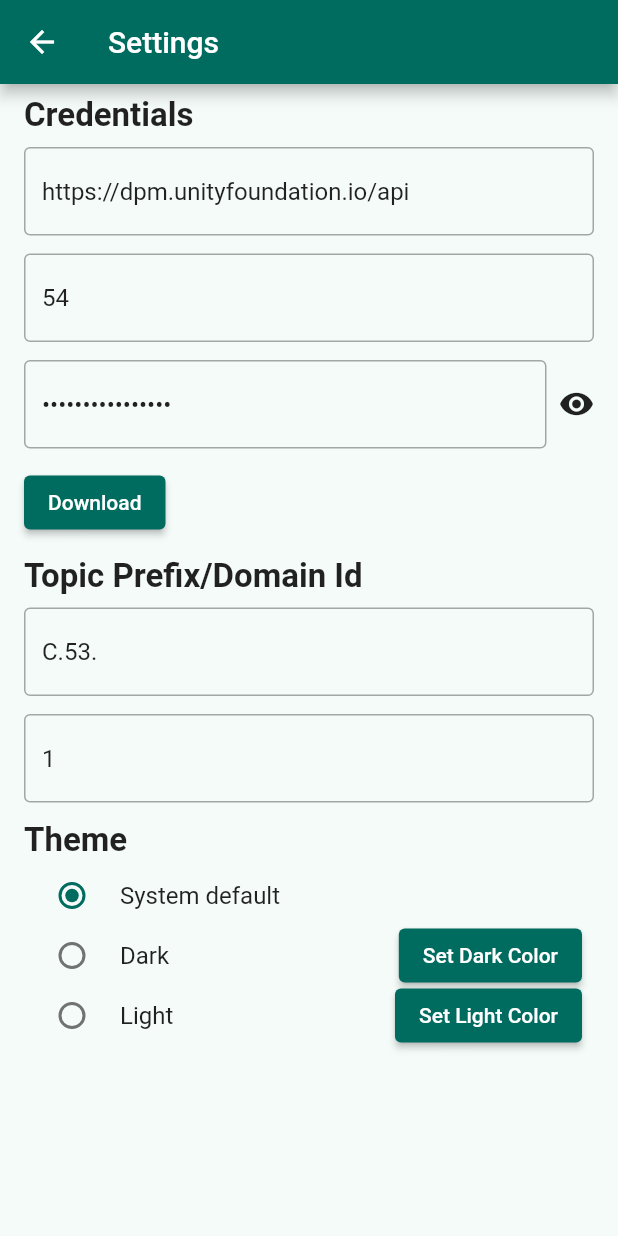
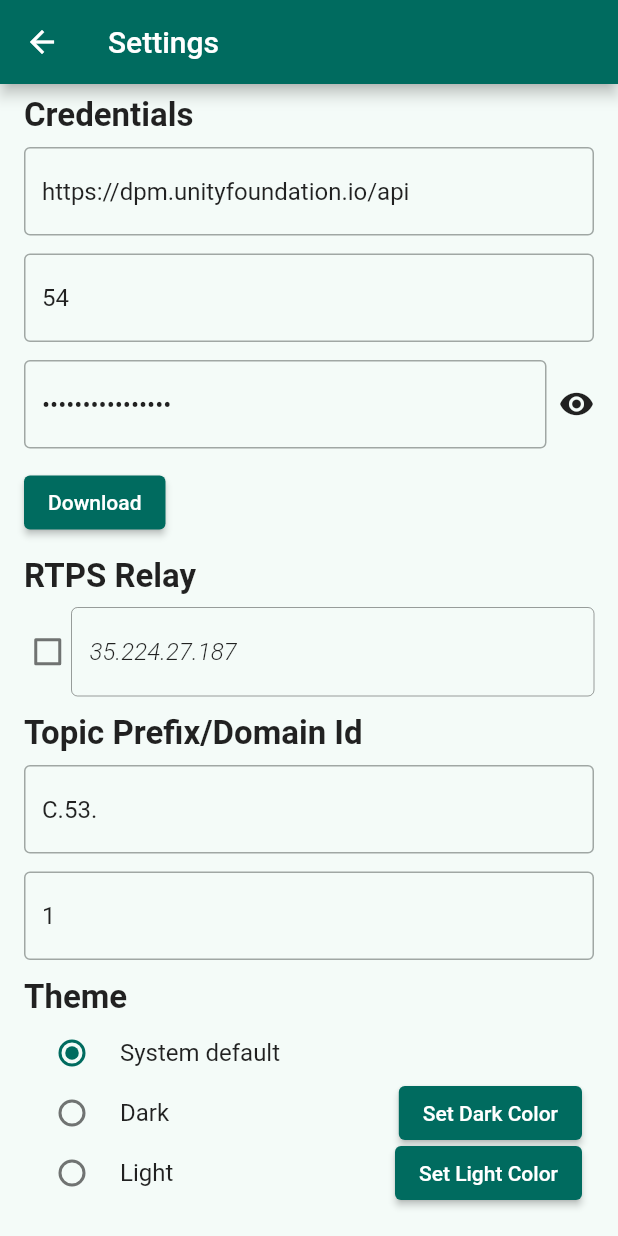
Before and after one commit to OpenDDS/opendds-smart-lock, a Flutter app: the screen it shows after launch, after a tap on the "settings" icon, on a phone screen of 412 x 824 dp. Run offline on Flutter 3.47's test engine with Material 2 defaults, Android fonts, the phone set to English and light mode, and no system bars; our stand-ins replace cookie_jar, dio, dio_cookie_manager, flutter_colorpicker, shared_preferences; missing offline and left inert: dart:ffi, encrypted_shared_preferences, ini.

Commit message:
Added settings for using the RTPS Relay.

```diff
--- a/flutter/smartlock/lib/screens/home.dart
+++ b/flutter/smartlock/lib/screens/home.dart
@@ -158,15 +158,23 @@ class _HomeState extends State<Home> {
   }
 
   Future<void> _restart() async {
-    smartlock_idl.Bridge.shutdown();
+    try {
+      smartlock_idl.Bridge.shutdown();
+    } catch (_) {
+      // Ignore exceptions coming from this call.  If there is an issue with
+      // the bridge, it will be shown when attempting to start it up again.
+    }
     _bridge?.dispose();
     _startBridge();
   }
 
-  void _updateDomainFromINI(String contents) {
+  String _processINI(String contents) {
+    // Create a Config object from the string contents.
     final config = Config.fromString(contents);
+
+    // Search for the domain and update the setting value.
     const String target = "domain/";
-    for(var section in config.sections()) {
+    for (var section in config.sections()) {
       if (section.startsWith(target)) {
         // Update the domain setting with the value in the ini file.
         final int? domainId = int.tryParse(section.substring(target.length));
@@ -178,6 +186,37 @@ class _HomeState extends State<Home> {
         break;
       }
     }
+
+    const String discovery = "rtps_discovery/";
+    const String transport = "transport/";
+    final String relay = Settings.useRelay.value ? "1" : "0";
+    final String relayIP = Settings.relayIP.value;
+    final bool valid = Settings.validateIPAddress(relayIP);
+
+    // If the user wants to use the relay and the IP address is not valid,
+    // let them know that we can't.
+    if (Settings.useRelay.value && !valid) {
+      _snack(
+          "The RTPS Relay IP Address is invalid.  Using the previous value.");
+    }
+
+    // Update the RTPS discovery and transport sections based on the settings.
+    for (var section in config.sections()) {
+      if (section.startsWith(discovery) || section.startsWith(transport)) {
+        // Update the domain setting with the value in the ini file.
+        config.set(section, "UseRtpsRelay", relay);
+        if (Settings.useRelay.value && valid) {
+          if (section.startsWith(discovery)) {
+            config.set(section, "SpdpRtpsRelayAddress", "$relayIP:4444");
+            config.set(section, "SedpRtpsRelayAddress", "$relayIP:4445");
+          } else {
+            config.set(section, "DataRtpsRelayAddress", "$relayIP:4446");
+          }
+        }
+      }
+    }
+
+    return config.toString();
   }
 
   Future<void> _startBridge() async {
@@ -187,8 +226,7 @@ class _HomeState extends State<Home> {
     final String path = documentsDirectory.path;
     final ini = File(join(path, 'opendds_config.ini'));
     final contents = await rootBundle.loadString('assets/opendds_config.ini');
-    ini.writeAsStringSync(contents);
-    _updateDomainFromINI(contents);
+    ini.writeAsStringSync(_processINI(contents));
 
     // Download the certs from the permissions manager.
     final certs = await _downloadCerts(path, false);
--- a/flutter/smartlock/lib/screens/settings.dart
+++ b/flutter/smartlock/lib/screens/settings.dart
@@ -95,6 +95,13 @@ abstract class SimpleSetting<T> extends Setting<T, T> {
   bool valid(T index) => true;
 }
 
+class BoolSetting extends SimpleSetting<bool> {
+  BoolSetting(super.key, super.value);
+
+  @override
+  Future<bool> store(prefs) async => await prefs.setBool(key, access(value));
+}
+
 class IntSetting extends SimpleSetting<int> {
   IntSetting(super.key, super.value);
 
@@ -161,6 +168,8 @@ class Settings extends StatefulWidget {
       StringSetting("apiURL", "https://dpm.unityfoundation.io/api");
   static var topicPrefix = StringSetting("topicPrefix", "C.53.");
   static var domainId = IntSetting("domainId", 1);
+  static var useRelay = BoolSetting("useRelay", false);
+  static var relayIP = StringSetting("relayIP", "35.224.27.187");
 
   static Future<void> load() async {
     await theme.getStored();
@@ -171,6 +180,22 @@ class Settings extends StatefulWidget {
     await apiURL.getStored();
     await topicPrefix.getStored();
     await domainId.getStored();
+    await useRelay.getStored();
+    await relayIP.getStored();
+  }
+
+  static bool validateIPAddress(String value) {
+    final RegExp regex = RegExp(r'^\s*(\d+)\.(\d+)\.(\d+)\.(\d+)');
+    final RegExpMatch? match = regex.firstMatch(value);
+    if (match != null) {
+      for (int i = 0; i < 4; i++) {
+        final int? octet = int.tryParse(match[i + 1]!);
+        if (octet == null || octet < 0 || octet > 255) {
+          return false;
+        }
+      }
+    }
+    return true;
   }
 
   final Function() download;
@@ -182,6 +207,7 @@ class Settings extends StatefulWidget {
 }
 
 class _SettingsState extends State<Settings> {
+  static const int _partialTextFlex = 11;
   Color? _selected;
   bool _restartChanges = false;
   bool _obscurePassword = true;
@@ -195,6 +221,9 @@ class _SettingsState extends State<Settings> {
       TextEditingController(text: Settings.topicPrefix.value);
   final _domainIdController =
       TextEditingController(text: Settings.domainId.value.toString());
+  final _relayIPController =
+      TextEditingController(text: Settings.relayIP.value);
+  TextStyle? _relayIPStyle;
 
   void _updateThemeMode(ThemeMode? value) {
     Settings.theme.setStored(value);
@@ -280,7 +309,39 @@ class _SettingsState extends State<Settings> {
     );
   }
 
+  void _updateRelayStyle() {
+    // Use the text style default color if the IP address is valid.  Use
+    // the theme error color, otherwise.
+    Color? relayIPColor = Settings.validateIPAddress(Settings.relayIP.value)
+        ? null
+        : Theme.of(context).errorColor;
+
+    // If we're using the relay, just use the color.  If we're not using the
+    // relay, make the text italic and a little lighter.
+    TextStyle style;
+    if (Settings.useRelay.value) {
+      style = TextStyle(color: relayIPColor);
+    } else {
+      style = TextStyle(
+        fontWeight: FontWeight.w300,
+        fontStyle: FontStyle.italic,
+        color: relayIPColor,
+      );
+    }
+
+    // The default text style for a TextField is subtitle1.  So, we will use
+    // that and merge in our additional style settings.
+    _relayIPStyle = Theme.of(context).textTheme.subtitle1!.merge(style);
+  }
+
   Widget _renderContent() {
+    if (_relayIPStyle == null) {
+      // _updateRelayStyle() cannot be called in initState().  But, we need
+      // to update the relay style before the first screen build.  So, do it
+      // here but only if we don't yet have a style.
+      _updateRelayStyle();
+    }
+
     return ListView(
       children: <Widget>[
         Padding(
@@ -313,7 +374,7 @@ class _SettingsState extends State<Settings> {
                 child: Row(
                   children: [
                     Expanded(
-                      flex: 11,
+                      flex: _partialTextFlex,
                       child: TextField(
                         controller: _passwordController,
                         decoration: Style.hintDecoration('Password'),
@@ -345,6 +406,40 @@ class _SettingsState extends State<Settings> {
                     }
                   },
                   child: const Text("Download"),
+                ),
+              ),
+              const Padding(
+                padding: Style.columnPadding,
+                child: Text("RTPS Relay", style: Style.titleText),
+              ),
+              Padding(
+                padding: Style.textPadding,
+                child: Row(
+                  children: [
+                    Expanded(
+                      child: Checkbox(
+                        value: Settings.useRelay.value,
+                        activeColor: Theme.of(context).colorScheme.primary,
+                        onChanged: (bool? value) async {
+                          await Settings.useRelay.setStored(value);
+                          setState(() => _updateRelayStyle());
+                        },
+                      ),
+                    ),
+                    Expanded(
+                      flex: _partialTextFlex,
+                      child: TextField(
+                        enabled: Settings.useRelay.value,
+                        style: _relayIPStyle,
+                        controller: _relayIPController,
+                        decoration: Style.hintDecoration('Relay IP Address'),
+                        onChanged: (s) {
+                          Settings.relayIP.setStored(s);
+                          setState(() => _updateRelayStyle());
+                        },
+                      ),
+                    ),
+                  ],
                 ),
               ),
               const Padding(
@@ -430,9 +525,7 @@ class _SettingsState extends State<Settings> {
   Future<bool> _onWillPop() async {
     if (_restartChanges) {
       ScaffoldMessenger.of(context).showSnackBar(
-        const SnackBar(
-            content:
-                Text("Restarting the connection...")),
+        const SnackBar(content: Text("Restarting the connection...")),
       );
       widget.restart();
     }
@@ -448,6 +541,8 @@ class _SettingsState extends State<Settings> {
     // via the UI and persisted.
     Settings.topicPrefix.change = (v) => _restartChanges = true;
     Settings.domainId.change = (v) => _restartChanges = true;
+    Settings.useRelay.change = (v) => _restartChanges = true;
+    Settings.relayIP.change = (v) => _restartChanges = true;
   }
 
   @override
```
